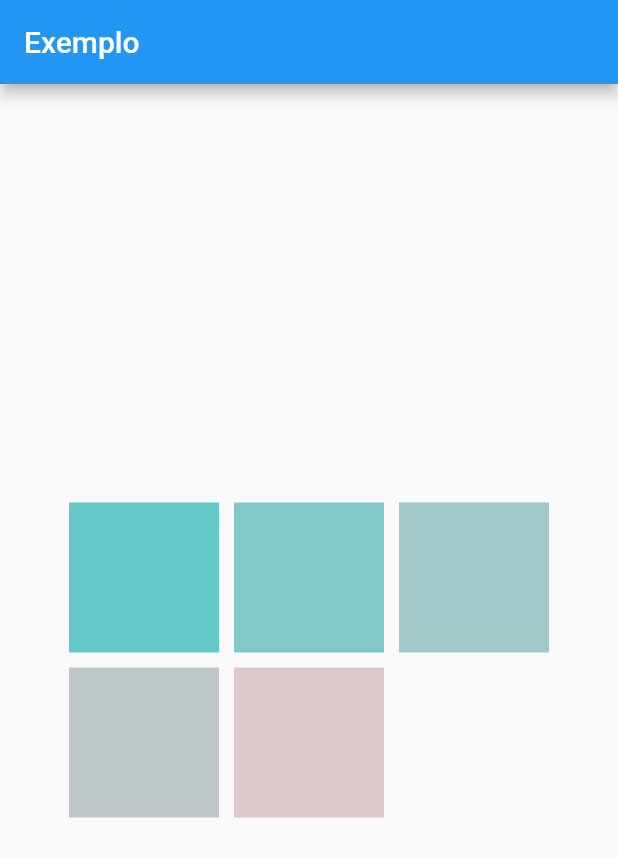
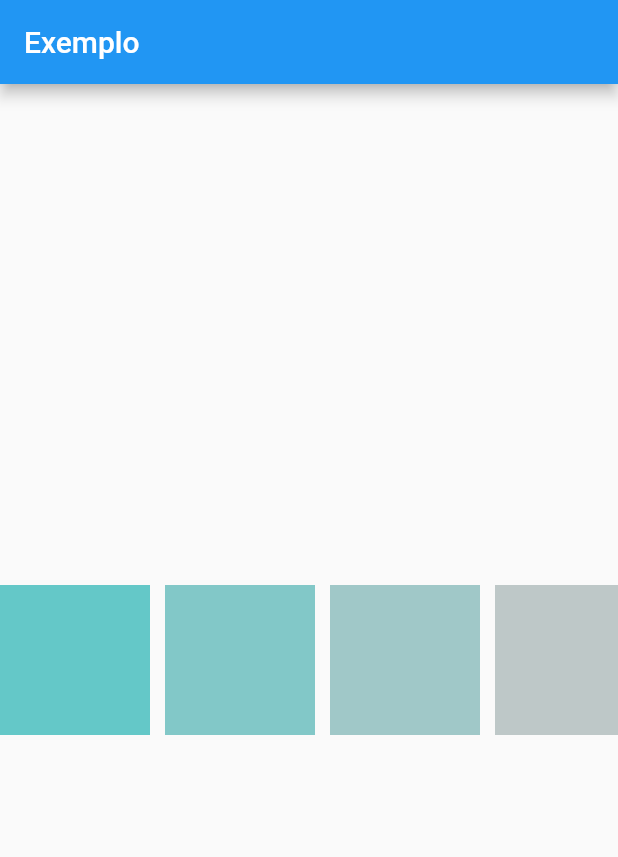
Before and after one commit to ThiagoFontes/golden_tests, a Flutter app: the screen it shows after launch, on a phone screen of 412 x 824 dp. Shown: the top 857 px of the screen. Run offline on Flutter 3.47's test engine with Material 2 defaults, Android fonts, the phone set to English and light mode, and no system bars.

```diff
--- a/lib/main.dart
+++ b/lib/main.dart
@@ -1,5 +1,3 @@
-import 'dart:math';
-
 import 'package:flutter/material.dart';
 
 void main() {
@@ -37,32 +35,31 @@ class _MyHomePageState extends State<MyHomePage> {
         title: Text(widget.title),
       ),
       body: Center(
-        child: Wrap(
-          spacing: 10,
-          runSpacing: 10,
-          direction: Axis.horizontal,
-          children: _createColoredContainers(),
+        child: Container(
+          height: 100,
+          child: ListView.separated(
+            itemCount: 5,
+            scrollDirection: Axis.horizontal,
+            itemBuilder: (BuildContext context, int index) =>
+                _createColoredContainers(index),
+            separatorBuilder: (BuildContext context, int index) => Container(
+              width: 10,
+            ),
+          ),
         ),
       ),
     );
   }
 
-  List<Widget> _createColoredContainers() {
-    List<Widget> containersList = [];
-    for (int i = 0; i < 5; i++) {
-      containersList.add(
-        Container(
+  Widget _createColoredContainers(int i) {
+    return Container(
       width: 100,
-          height: 100,
       color: Color.fromARGB(
         255,
         100 + i * 30,
         200,
         200,
       ),
-        ),
     );
   }
-    return containersList;
 }
-}
```
Also changed, not shown: 10 other files. Lines whose indentation alone changed are shown as unchanged.
